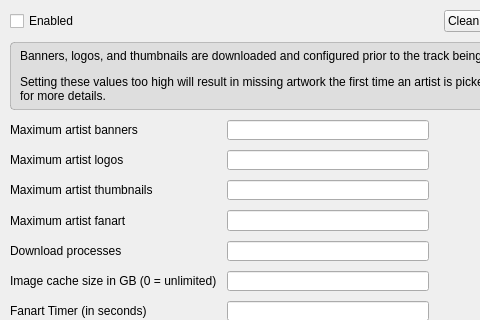
Qt form nowplaying/resources/ui/artistextras.ui (whatsnowplaying/whats-now-playing) before a commit; both pictures show x 0 to 480 and y 0 to 320 of the 640 by 484 pixel window.
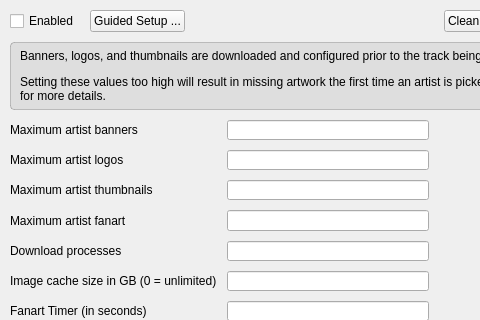
The same form after that commit.

Commit message: Rework first-run setup around proving the source works (#1875)

The edit to the form file:
```diff
--- a/nowplaying/resources/ui/artistextras.ui
+++ b/nowplaying/resources/ui/artistextras.ui
@@ -32,6 +32,16 @@
        </property>
       </widget>
      </item>
+     <item>
+      <widget class="QPushButton" name="setup_button">
+       <property name="text">
+        <string>Guided Setup ...</string>
+       </property>
+       <property name="toolTip">
+        <string>Walks through which artist information services to use and their API keys, then fills in the fields below.</string>
+       </property>
+      </widget>
+     </item>
      <item>
       <spacer>
        <property name="orientation">
```
The commit also changes 64 other files.
